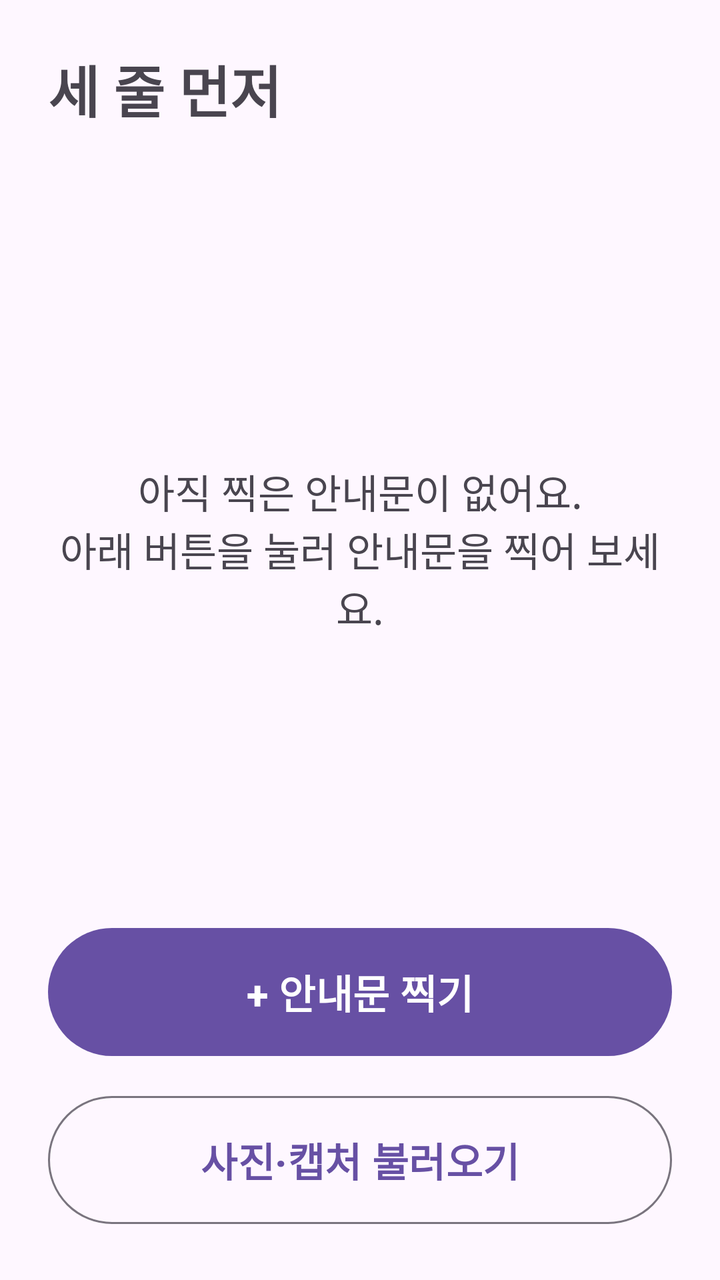
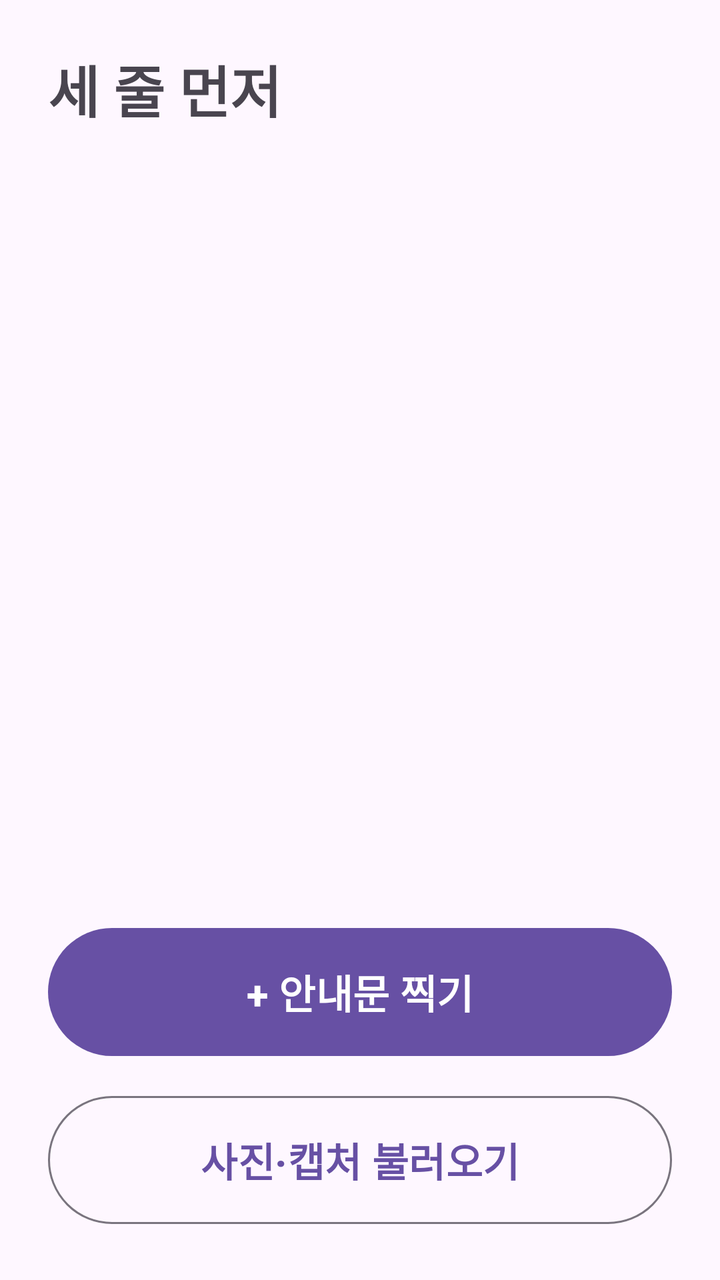

An Android layout rendered at two revisions. The XML below is the earlier revision; the diff shows what the commit changed to produce the second picture.
<!-- AndroidManifest.xml: application theme Theme.ThreeLinesFirst -->
<!-- res/layout/activity_main.xml -->
<?xml version="1.0" encoding="utf-8"?>
<LinearLayout xmlns:android="http://schemas.android.com/apk/res/android"
    xmlns:tools="http://schemas.android.com/tools"
    android:id="@+id/main"
    android:layout_width="match_parent"
    android:layout_height="match_parent"
    android:orientation="vertical"
    tools:context=".ui.MainActivity">

    <TextView
        android:layout_width="match_parent"
        android:layout_height="wrap_content"
        android:padding="24dp"
        android:text="@string/app_name"
        android:textSize="@dimen/text_title"
        android:textStyle="bold" />

    <TextView
        android:layout_width="match_parent"
        android:layout_height="0dp"
        android:layout_weight="1"
        android:gravity="center"
        android:padding="24dp"
        android:text="@string/empty_list"
        android:textSize="@dimen/text_body" />

    <Button
        android:id="@+id/btnCapture"
        android:layout_width="match_parent"
        android:layout_height="wrap_content"
        android:layout_marginHorizontal="24dp"
        android:minHeight="72dp"
        android:text="@string/capture_notice"
        android:textSize="@dimen/text_body"
        android:textStyle="bold" />

    <Button
        android:id="@+id/btnImport"
        style="@style/Widget.Material3.Button.OutlinedButton"
        android:layout_width="match_parent"
        android:layout_height="wrap_content"
        android:layout_marginHorizontal="24dp"
        android:layout_marginTop="12dp"
        android:layout_marginBottom="24dp"
        android:minHeight="72dp"
        android:text="@string/import_photo"
        android:textSize="@dimen/text_body"
        android:textStyle="bold" />

</LinearLayout>
<!-- resources referenced by this layout -->
<resources>
  <dimen name="text_body">20sp</dimen>
  <dimen name="text_title">28sp</dimen>
  <string name="app_name">세 줄 먼저</string>
  <string name="capture_notice">+ 안내문 찍기</string>
  <string name="empty_list">아직 찍은 안내문이 없어요.\n아래 버튼을 눌러 안내문을 찍어 보세요.</string>
  <string name="import_photo">사진·캡처 불러오기</string>
  <style name="Theme.ThreeLinesFirst" parent="Base.Theme.ThreeLinesFirst" />
  <style name="Base.Theme.ThreeLinesFirst" parent="Theme.Material3.DayNight.NoActionBar" />
</resources>

<!-- the commit's change to res/layout/activity_main.xml (unified diff, before → after) -->
@@ -15,20 +15,37 @@
         android:textSize="@dimen/text_title"
         android:textStyle="bold" />
 
-    <TextView
+    
+    <FrameLayout
         android:layout_width="match_parent"
         android:layout_height="0dp"
-        android:layout_weight="1"
-        android:gravity="center"
-        android:padding="24dp"
-        android:text="@string/empty_list"
-        android:textSize="@dimen/text_body" />
+        android:layout_weight="1">
+
+        <androidx.recyclerview.widget.RecyclerView
+            android:id="@+id/noticeList"
+            android:layout_width="match_parent"
+            android:layout_height="match_parent"
+            android:clipToPadding="false"
+            android:paddingHorizontal="16dp"
+            android:paddingBottom="16dp" />
+
+        <TextView
+            android:id="@+id/txtEmpty"
+            android:layout_width="match_parent"
+            android:layout_height="match_parent"
+            android:gravity="center"
+            android:padding="24dp"
+            android:text="@string/empty_list"
+            android:textSize="@dimen/text_body"
+            android:visibility="gone" />
+    </FrameLayout>
 
     <Button
         android:id="@+id/btnCapture"
         android:layout_width="match_parent"
         android:layout_height="wrap_content"
         android:layout_marginHorizontal="24dp"
+        android:layout_marginTop="12dp"
         android:minHeight="72dp"
         android:text="@string/capture_notice"
         android:textSize="@dimen/text_body"
